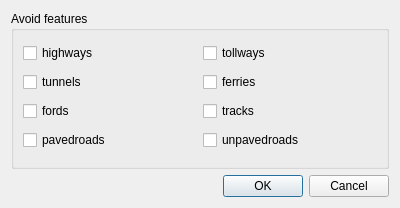
Above: ORStools/gui/ORStoolsDialogAdvancedUI.ui from GIScience/orstools-qgis-plugin before the change. Below: the same form after it.
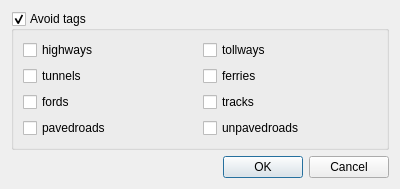
That is the form after the change. Custom widgets are drawn as their Qt base class.

```diff
--- a/ORStools/gui/ORStoolsDialogAdvancedUI.ui
+++ b/ORStools/gui/ORStoolsDialogAdvancedUI.ui
@@ -10,16 +10,34 @@
     <height>208</height>
    </rect>
   </property>
+  <property name="sizePolicy">
+   <sizepolicy hsizetype="Preferred" vsizetype="Expanding">
+    <horstretch>0</horstretch>
+    <verstretch>0</verstretch>
+   </sizepolicy>
+  </property>
   <property name="windowTitle">
    <string>Dialog</string>
   </property>
   <layout class="QVBoxLayout" name="verticalLayout">
+   <property name="sizeConstraint">
+    <enum>QLayout::SetMinAndMaxSize</enum>
+   </property>
    <item>
-    <widget class="QGroupBox" name="routing_avoid_group">
+    <widget class="QgsCollapsibleGroupBox" name="routing_avoid_tags_group">
+     <property name="sizePolicy">
+      <sizepolicy hsizetype="Preferred" vsizetype="Fixed">
+       <horstretch>0</horstretch>
+       <verstretch>0</verstretch>
+      </sizepolicy>
+     </property>
      <property name="title">
-      <string>Avoid features</string>
+      <string>Avoid tags</string>
      </property>
-     <layout class="QGridLayout" name="gridLayout_9">
+     <property name="checkable">
+      <bool>true</bool>
+     </property>
+     <layout class="QGridLayout" name="gridLayout">
       <item row="0" column="0">
        <widget class="QCheckBox" name="routing_avoid_highways">
         <property name="text">
@@ -55,13 +73,6 @@
         </property>
        </widget>
       </item>
-      <item row="3" column="0">
-       <widget class="QCheckBox" name="routing_avoid_paved">
-        <property name="text">
-         <string>pavedroads</string>
-        </property>
-       </widget>
-      </item>
       <item row="2" column="1">
        <widget class="QCheckBox" name="routing_avoid_tracks">
         <property name="text">
@@ -69,6 +80,13 @@
         </property>
        </widget>
       </item>
+      <item row="3" column="0">
+       <widget class="QCheckBox" name="routing_avoid_paved">
+        <property name="text">
+         <string>pavedroads</string>
+        </property>
+       </widget>
+      </item>
       <item row="3" column="1">
        <widget class="QCheckBox" name="routing_avoid_unpaved">
         <property name="text">
@@ -91,6 +109,14 @@
    </item>
   </layout>
  </widget>
+ <customwidgets>
+  <customwidget>
+   <class>QgsCollapsibleGroupBox</class>
+   <extends>QGroupBox</extends>
+   <header>qgscollapsiblegroupbox.h</header>
+   <container>1</container>
+  </customwidget>
+ </customwidgets>
  <resources/>
  <connections>
   <connection>
```
